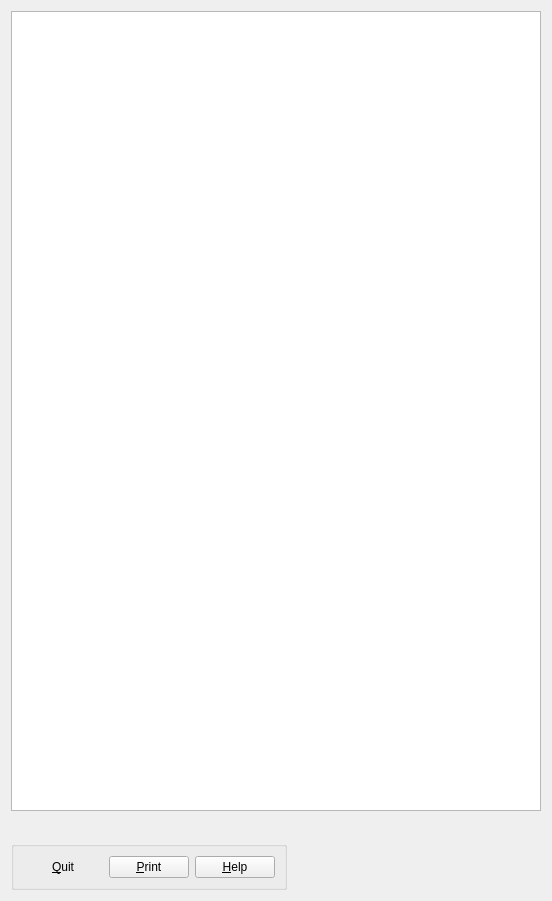
Above: src/HOMARDGUI/EditFile.ui from jschueller/homard before the change. Below: the same form after it.
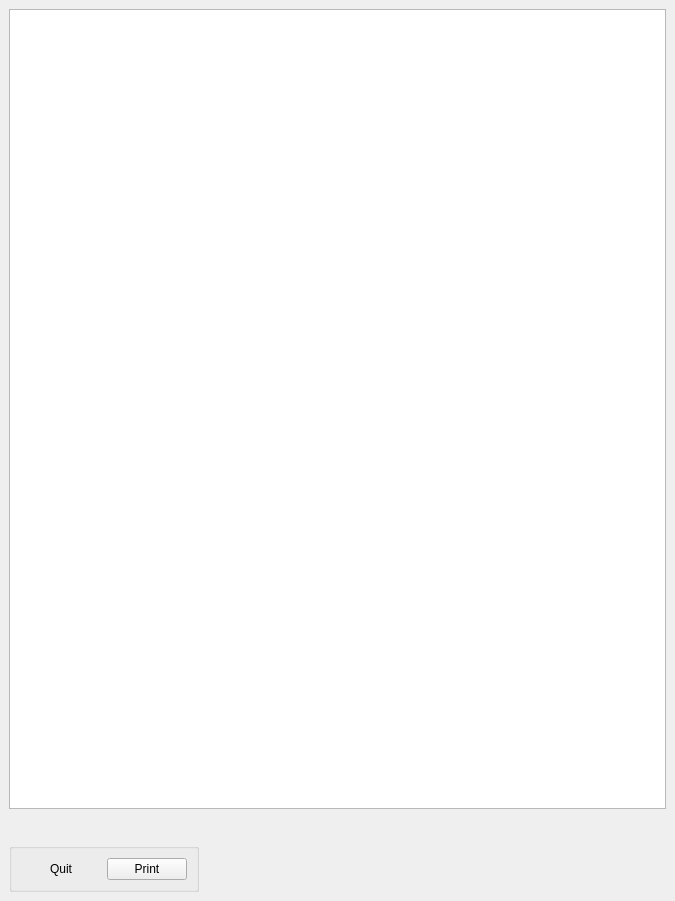
That is the form after the change.

Diff of the .ui file:
```diff
--- a/src/HOMARDGUI/EditFile.ui
+++ b/src/HOMARDGUI/EditFile.ui
@@ -5,38 +5,29 @@
    <rect>
     <x>0</x>
     <y>0</y>
-    <width>548</width>
+    <width>675</width>
     <height>901</height>
    </rect>
   </property>
   <property name="windowTitle" >
    <string>Edit File</string>
   </property>
-  <layout class="QGridLayout" name="gridLayout_2" >
-   <item row="0" column="0" colspan="2" >
-    <widget class="QTextBrowser" name="QTBEditFile" >
-     <property name="minimumSize" >
-      <size>
-       <width>530</width>
-       <height>800</height>
-      </size>
-     </property>
-     <property name="font" >
-      <font>
-       <family>Courier New</family>
-      </font>
-     </property>
-    </widget>
-   </item>
-   <item row="1" column="0" >
-    <spacer name="verticalSpacer" >
+  <layout class="QGridLayout" >
+   <property name="margin" >
+    <number>9</number>
+   </property>
+   <property name="spacing" >
+    <number>6</number>
+   </property>
+   <item row="2" column="1" >
+    <spacer>
      <property name="orientation" >
-      <enum>Qt::Vertical</enum>
+      <enum>Qt::Horizontal</enum>
      </property>
-     <property name="sizeHint" stdset="0" >
+     <property name="sizeHint" >
       <size>
-       <width>20</width>
-       <height>14</height>
+       <width>331</width>
+       <height>49</height>
       </size>
      </property>
     </spacer>
@@ -46,11 +37,24 @@
      <property name="title" >
       <string/>
      </property>
-     <layout class="QGridLayout" name="gridLayout" >
+     <layout class="QGridLayout" >
+      <property name="margin" >
+       <number>9</number>
+      </property>
+      <property name="spacing" >
+       <number>6</number>
+      </property>
+      <item row="0" column="1" >
+       <widget class="QPushButton" name="buttonPrint" >
+        <property name="text" >
+         <string>Print</string>
+        </property>
+       </widget>
+      </item>
       <item row="0" column="0" >
        <widget class="QPushButton" name="buttonQuit" >
         <property name="text" >
-         <string>&amp;Quit</string>
+         <string>Quit</string>
         </property>
         <property name="autoDefault" >
          <bool>true</bool>
@@ -63,36 +67,37 @@
         </property>
        </widget>
       </item>
-      <item row="0" column="1" >
-       <widget class="QPushButton" name="buttonPrint" >
-        <property name="text" >
-         <string>&amp;Print</string>
-        </property>
-       </widget>
-      </item>
-      <item row="0" column="2" >
-       <widget class="QPushButton" name="buttonHelp" >
-        <property name="text" >
-         <string>&amp;Help</string>
-        </property>
-       </widget>
-      </item>
      </layout>
     </widget>
    </item>
-   <item row="2" column="1" >
-    <spacer name="horizontalSpacer" >
+   <item row="1" column="0" colspan="2" >
+    <spacer>
      <property name="orientation" >
-      <enum>Qt::Horizontal</enum>
+      <enum>Qt::Vertical</enum>
      </property>
-     <property name="sizeHint" stdset="0" >
+     <property name="sizeHint" >
       <size>
-       <width>249</width>
-       <height>20</height>
+       <width>20</width>
+       <height>14</height>
       </size>
      </property>
     </spacer>
    </item>
+   <item row="0" column="0" colspan="2" >
+    <widget class="QTextBrowser" name="QTBEditFile" >
+     <property name="minimumSize" >
+      <size>
+       <width>530</width>
+       <height>800</height>
+      </size>
+     </property>
+     <property name="font" >
+      <font>
+       <family>Courier New</family>
+      </font>
+     </property>
+    </widget>
+   </item>
   </layout>
  </widget>
  <resources/>
```
Left out of the diff: 2 changed lines with no effect on the pictures.
